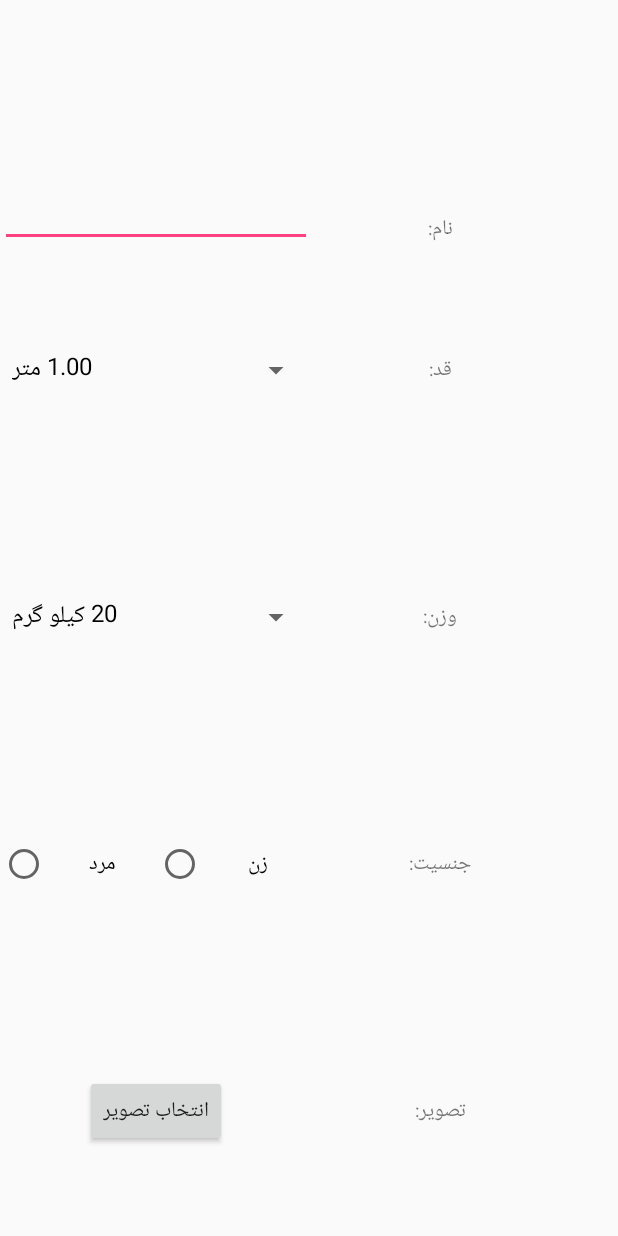
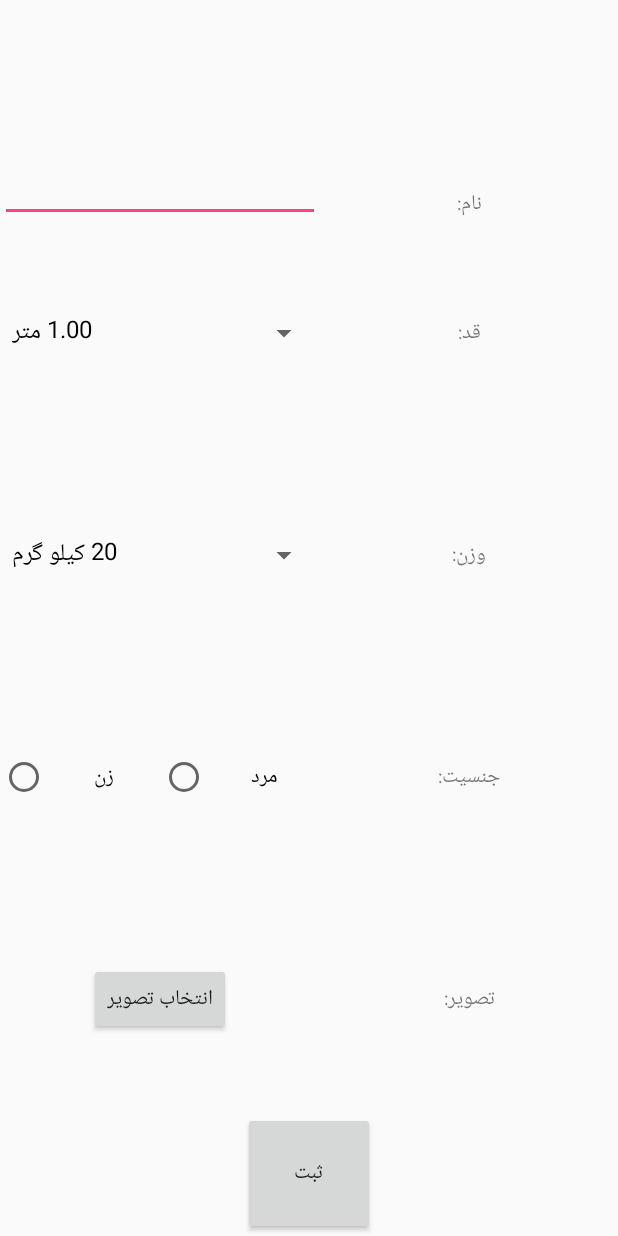
Before and after one commit to ehsanyaz/HealthAssistants, an Android app: the Profile screen opened directly, with no data from a screen before it, on a phone screen of 412 x 824 dp. Run offline under Robolectric (Android 15) with nearby library versions, the phone set to English and light mode, and no system bars.

Commit message:
version 12.0.1

```diff
--- a/app/src/main/java/com/savar_computer/healthassistants/Profile.java
+++ b/app/src/main/java/com/savar_computer/healthassistants/Profile.java
@@ -7,11 +7,15 @@ import android.graphics.BitmapFactory;
 import android.net.Uri;
 import android.os.Bundle;
 import android.provider.MediaStore;
+import android.util.Log;
 import android.view.View;
 import android.widget.AdapterView;
 import android.widget.ArrayAdapter;
 import android.widget.Button;
+import android.widget.CompoundButton;
+import android.widget.EditText;
 import android.widget.ImageView;
+import android.widget.RadioButton;
 import android.widget.Spinner;
 import android.widget.Toast;
 
@@ -21,17 +25,24 @@ import static android.app.Activity.RESULT_OK;
 
 public class Profile extends Activity
 {
-    Spinner spinnerHeight;
-    ArrayList<String> HeightItems;
-    Spinner spinnerWeight;
-    ArrayList<String> WeightItems;
+    private Spinner spinnerHeight;
+    private ArrayList<String> HeightItems;
+    private Spinner spinnerWeight;
+    private ArrayList<String> WeightItems;
+
+    private EditText edtName;
+    private RadioButton radioButtonMale;
+    private RadioButton radioButtonFemale;
+    private Button btnAdd;
+
+    private String name,height,weight,sex;
 
     private static int IMG_RESULT = 1;
-    String ImageDecode;
-    //ImageView imageViewLoad;
-    Button LoadImage;
-    Intent intent;
-    String[] FILE;
+    private String ImageDecode;
+    private ImageView imageViewLoad;
+    private Button LoadImage;
+    private Intent intent;
+    private String[] FILE;
 
     @Override
     protected void onCreate(Bundle savedInstanceState)
@@ -39,7 +50,12 @@ public class Profile extends Activity
         super.onCreate(savedInstanceState);
         setContentView(R.layout.profile);
 
-        ////////////////////////////////////////////////////////////////////////////////////////////Spinner
+        ////////////////////////////////////////////////////////////////////////////////////////////EditText
+        edtName=(EditText) findViewById(R.id.edtName);
+
+        name=edtName.getText().toString();
+
+        ////////////////////////////////////////////////////////////////////////////////////////////Spinner Height
         spinnerHeight=findViewById(R.id.spinnerHeight);
 
         HeightItems = new ArrayList<String>();
@@ -59,8 +75,7 @@ public class Profile extends Activity
             @Override
             public void onItemSelected(AdapterView<?> adapterView, View view, int i, long l)
             {
-//                String item = adapterView.getItemAtPosition(i).toString();
-//                Toast.makeText(Profile.this, item , Toast.LENGTH_LONG).show();
+                height=adapterView.getItemAtPosition(i).toString();
             }
 
             @Override
@@ -70,7 +85,7 @@ public class Profile extends Activity
             }
         });
 
-
+        ////////////////////////////////////////////////////////////////////////////////////////////Spinner Weight
         spinnerWeight=findViewById(R.id.spinnerWeight);
 
         WeightItems = new ArrayList<String>();
@@ -85,8 +100,7 @@ public class Profile extends Activity
             @Override
             public void onItemSelected(AdapterView<?> adapterView, View view, int i, long l)
             {
-//                String item = adapterView.getItemAtPosition(i).toString();
-//                Toast.makeText(Profile.this, item , Toast.LENGTH_LONG).show();
+                weight=adapterView.getItemAtPosition(i).toString();
             }
 
             @Override
@@ -96,7 +110,32 @@ public class Profile extends Activity
             }
         });
 
+        ////////////////////////////////////////////////////////////////////////////////////////////RadioGroup
+        radioButtonMale=(RadioButton) findViewById(R.id.radioButtonMale);
+        radioButtonFemale=(RadioButton) findViewById(R.id.radioButtonFemale);
+
+        radioButtonMale.setOnCheckedChangeListener(new CompoundButton.OnCheckedChangeListener()
+        {
+            @Override
+            public void onCheckedChanged(CompoundButton compoundButton, boolean b)
+            {
+                if (b)
+                    sex="male";
+            }
+        });
+
+        radioButtonFemale.setOnCheckedChangeListener(new CompoundButton.OnCheckedChangeListener()
+        {
+            @Override
+            public void onCheckedChanged(CompoundButton compoundButton, boolean b)
+            {
+                if (b)
+                    sex="female";
+            }
+        });
+
         ////////////////////////////////////////////////////////////////////////////////////////////Image
+        imageViewLoad = (ImageView) findViewById(R.id.image);
         LoadImage = (Button)findViewById(R.id.btnImage);
 
         LoadImage.setOnClickListener(new View.OnClickListener()
@@ -113,7 +152,7 @@ public class Profile extends Activity
             }
         });
 
-    }
+    }// end of onCreate
 
     @Override
     protected void onActivityResult(int requestCode, int resultCode, Intent data)
@@ -138,14 +177,14 @@ public class Profile extends Activity
                 ImageDecode = cursor.getString(columnIndex);
                 cursor.close();
 
-//                imageViewLoad.setImageBitmap(BitmapFactory
-//                        .decodeFile(ImageDecode));
-
+                Toast.makeText(this, "تصویر به درستی انتخاب شد", Toast.LENGTH_LONG).show();
+                imageViewLoad.setImageBitmap(BitmapFactory.decodeFile(ImageDecode));
             }
         }
         catch (Exception e)
         {
-            Toast.makeText(this, "Please try again", Toast.LENGTH_LONG).show();
+            Toast.makeText(this, "لطفاٌ دوباره امتحان کنید", Toast.LENGTH_LONG).show();
+            Log.i("shaho",e+"");
         }
 
     }
--- a/app/src/main/res/layout/profile.xml
+++ b/app/src/main/res/layout/profile.xml
@@ -1,19 +1,22 @@
 <?xml version="1.0" encoding="utf-8"?>
 <LinearLayout xmlns:android="http://schemas.android.com/apk/res/android"
+    xmlns:app="http://schemas.android.com/apk/res-auto"
     xmlns:tools="http://schemas.android.com/tools"
     android:layout_width="match_parent"
     android:layout_height="match_parent"
+    android:gravity="center"
     android:orientation="vertical"
     tools:context="com.savar_computer.healthassistants.Profile">
+
 
     <LinearLayout
         android:layout_width="match_parent"
         android:layout_height="0dp"
-        android:layout_weight="0.2"
+        android:layout_weight="0.9"
         android:orientation="horizontal">
 
         <LinearLayout
-            android:layout_width="208dp"
+            android:layout_width="wrap_content"
             android:layout_height="match_parent"
             android:orientation="vertical">
 
@@ -34,6 +37,7 @@
                     android:layout_marginTop="0dp"
                     android:layout_weight="0"
                     android:ems="10"
+                    android:gravity="center"
                     android:inputType="textPersonName" />
             </LinearLayout>
 
@@ -63,10 +67,22 @@
                 android:orientation="horizontal">
 
                 <RadioGroup
+                    android:id="@+id/rdgSex"
                     android:layout_width="match_parent"
                     android:layout_height="match_parent"
                     android:layout_weight="1"
                     android:orientation="horizontal">
+
+                    <RadioButton
+                        android:id="@+id/radioButtonFemale"
+                        android:layout_width="match_parent"
+                        android:layout_height="match_parent"
+                        android:layout_alignBottom="@+id/txtSex"
+                        android:layout_alignEnd="@+id/edtName"
+                        android:layout_alignRight="@+id/edtName"
+                        android:layout_weight="1"
+                        android:gravity="center"
+                        android:text="@string/Female" />
 
                     <RadioButton
                         android:id="@+id/radioButtonMale"
@@ -79,39 +95,40 @@
                         android:gravity="center"
                         android:text="@string/Male" />
 
-                    <RadioButton
-                        android:id="@+id/radioButtonFemale"
-                        android:layout_width="match_parent"
-                        android:layout_height="match_parent"
-                        android:layout_alignBottom="@+id/txtSex"
-                        android:layout_alignEnd="@+id/edtName"
-                        android:layout_alignRight="@+id/edtName"
-                        android:layout_weight="1"
-                        android:gravity="center"
-                        android:text="@string/Female" />
                 </RadioGroup>
 
             </LinearLayout>
 
-            <LinearLayout
+            <RelativeLayout
                 android:layout_width="match_parent"
                 android:layout_height="0dp"
                 android:layout_weight="0.2"
                 android:gravity="center"
-                android:orientation="horizontal">
+                android:orientation="horizontal"
+                android:weightSum="1">
+
+                <ImageView
+                    android:id="@+id/image"
+                    android:layout_width="wrap_content"
+                    android:layout_height="match_parent"
+                    android:layout_alignParentLeft="true"
+                    android:layout_alignParentStart="true" />
 
                 <Button
                     android:id="@+id/btnImage"
                     android:layout_width="wrap_content"
                     android:layout_height="wrap_content"
-                    android:layout_weight="0"
-                    android:text="@string/btnImage" />
-            </LinearLayout>
+                    android:text="@string/btnImage"
+                    android:layout_centerVertical="true"
+                    android:layout_alignParentLeft="true"
+                    android:layout_alignParentStart="true" />
+
+            </RelativeLayout>
 
         </LinearLayout>
 
         <LinearLayout
-            android:layout_width="171dp"
+            android:layout_width="match_parent"
             android:layout_height="match_parent"
             android:orientation="vertical">
 
@@ -180,4 +197,11 @@
         </LinearLayout>
     </LinearLayout>
 
+    <Button
+        android:id="@+id/btnAdd"
+        android:layout_width="wrap_content"
+        android:layout_height="0dp"
+        android:layout_weight="0.1"
+        android:text="@string/Add" />
+
 </LinearLayout>
--- a/app/src/main/res/values/strings.xml
+++ b/app/src/main/res/values/strings.xml
@@ -8,4 +8,5 @@
     <string name="Sex">جنسیت:</string>
     <string name="Image">تصویر:</string>
     <string name="btnImage">انتخاب تصویر</string>
+    <string name="Add">ثبت</string>
 </resources>
```
